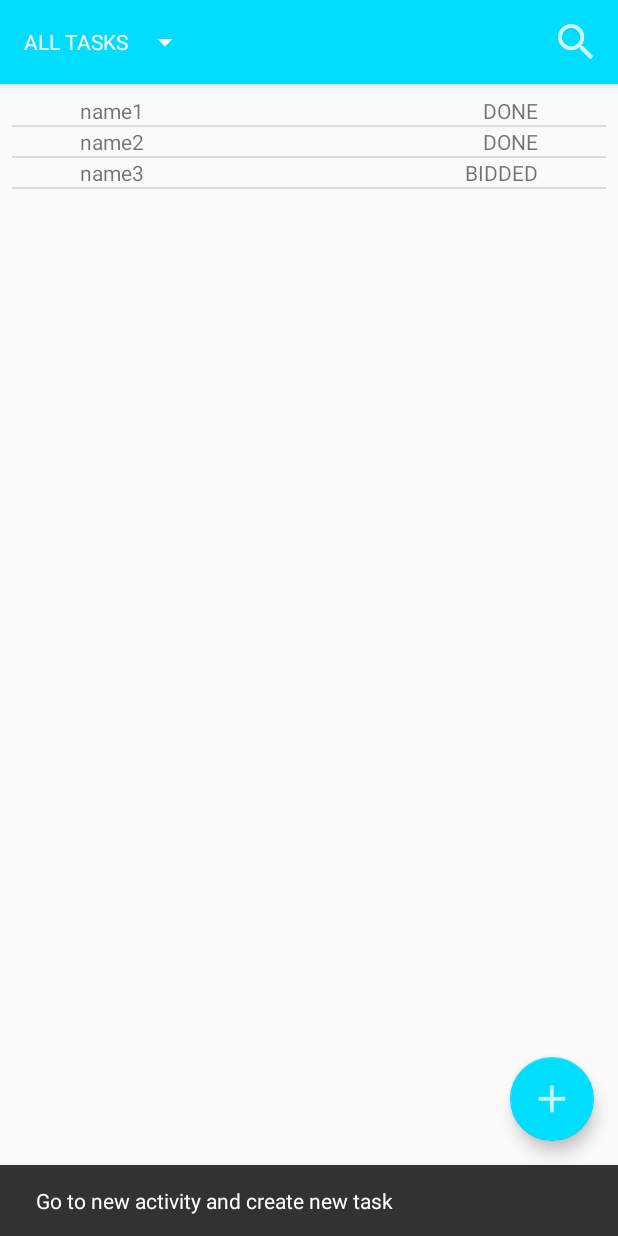
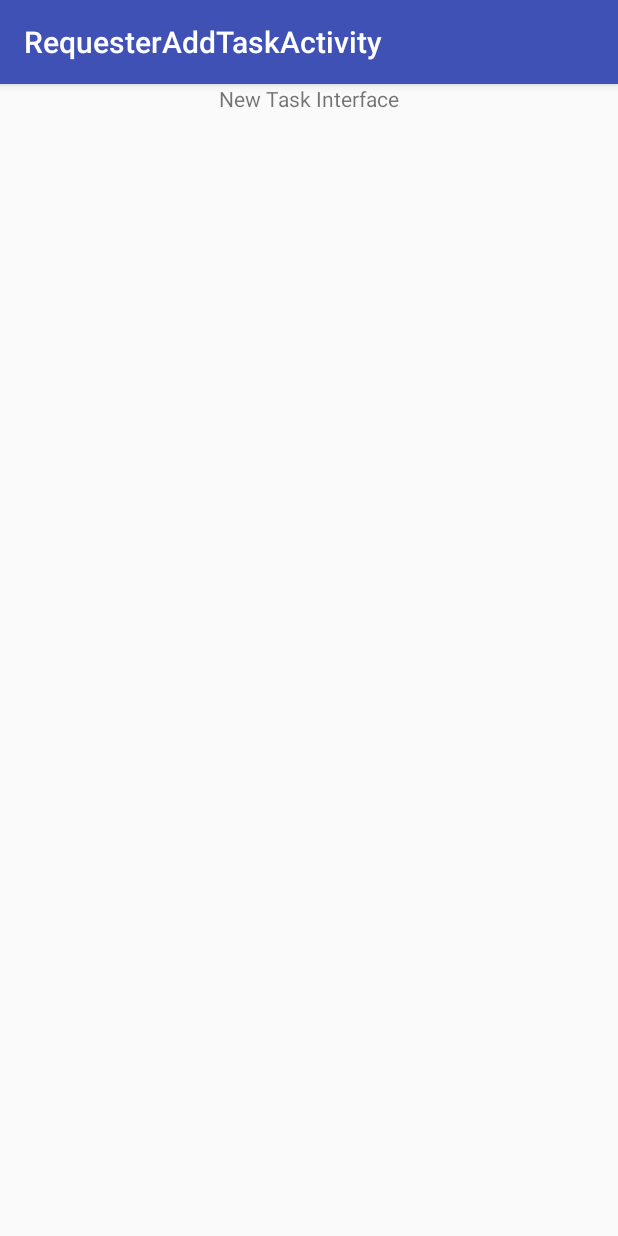
Before and after one commit to sxiuchen/301Team12-, an Android app: the screen it shows after launch (RequesterMainActivity before the commit, RequesterAddTaskActivity after it), after a tap on an icon or button, on a phone screen of 412 x 824 dp. Run offline under Robolectric (Android 15) with nearby library versions, the phone set to English and light mode, and no system bars; libraries missing offline, so code that uses them is left out: com.searchly.jestdroid, io.searchbox.core.

Commit message:
add new task activity

```diff
--- a/app/src/main/java/com/example/dada/View/RequesterBrowseTaskActivity.java
+++ b/app/src/main/java/com/example/dada/View/RequesterBrowseTaskActivity.java
@@ -82,8 +82,7 @@ public class RequesterBrowseTaskActivity extends AppCompatActivity
         fab.setOnClickListener(new View.OnClickListener() {
             @Override
             public void onClick(View view) {
-                Snackbar.make(view, "Replace with your own action", Snackbar.LENGTH_LONG)
-                        .setAction("Action", null).show();
+
             }
         });
 
--- a/app/src/main/java/com/example/dada/View/Requester_MainActivity/RequesterMainActivity.java
+++ b/app/src/main/java/com/example/dada/View/Requester_MainActivity/RequesterMainActivity.java
@@ -1,5 +1,6 @@
 package com.example.dada.View.Requester_MainActivity;
 
+import android.content.Intent;
 import android.os.Bundle;
 import android.support.design.widget.FloatingActionButton;
 import android.support.design.widget.Snackbar;
@@ -18,6 +19,7 @@ import android.widget.Toast;
 import com.example.dada.Model.Task.NormalTask;
 import com.example.dada.Model.Task.Task;
 import com.example.dada.R;
+import com.example.dada.View.RequesterAddTaskActivity;
 
 import java.util.ArrayList;
 
@@ -66,8 +68,8 @@ public class RequesterMainActivity extends AppCompatActivity {
         fab.setOnClickListener(new View.OnClickListener() {
             @Override
             public void onClick(View view) {
-                Snackbar.make(view, "Go to new activity and create new task", Snackbar.LENGTH_LONG)
-                        .setAction("Action", null).show();
+                Intent intentRequesterAddTask = new Intent(getApplicationContext(), RequesterAddTaskActivity.class);
+                startActivity(intentRequesterAddTask);
             }
         });
 
--- a/app/src/main/res/layout/content_requester_add_task.xml
+++ b/app/src/main/res/layout/content_requester_add_task.xml
@@ -8,4 +8,14 @@
     tools:context="com.example.dada.View.RequesterAddTaskActivity"
     tools:showIn="@layout/activity_requester_add_task">
 
+    <TextView
+        android:id="@+id/textView2"
+        android:layout_width="wrap_content"
+        android:layout_height="wrap_content"
+        android:layout_marginEnd="8dp"
+        android:layout_marginStart="8dp"
+        android:text="New Task Interface"
+        app:layout_constraintEnd_toEndOf="parent"
+        app:layout_constraintStart_toStartOf="parent"
+        tools:layout_editor_absoluteY="203dp" />
 </android.support.constraint.ConstraintLayout>
```
Also changed, not shown: app/src/main/java/com/example/dada/View/RequesterAddTaskActivity.java (+0 -8 lines), app/src/main/res/layout/activity_requester_add_task.xml (+0 -8 lines).
